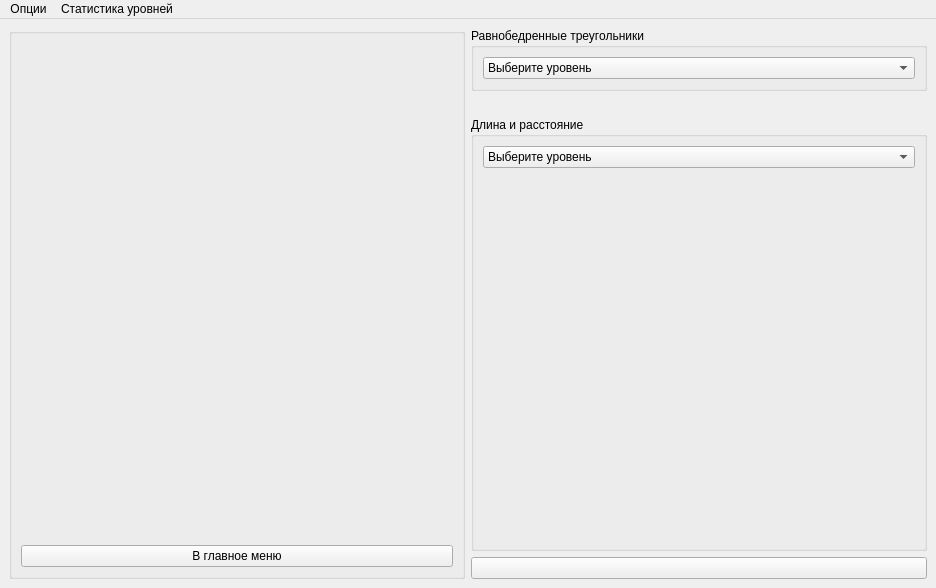
This is ui/Matrix.ui in unitedtimur/unigame as Qt 5 draws it before an edit. The edited form follows.
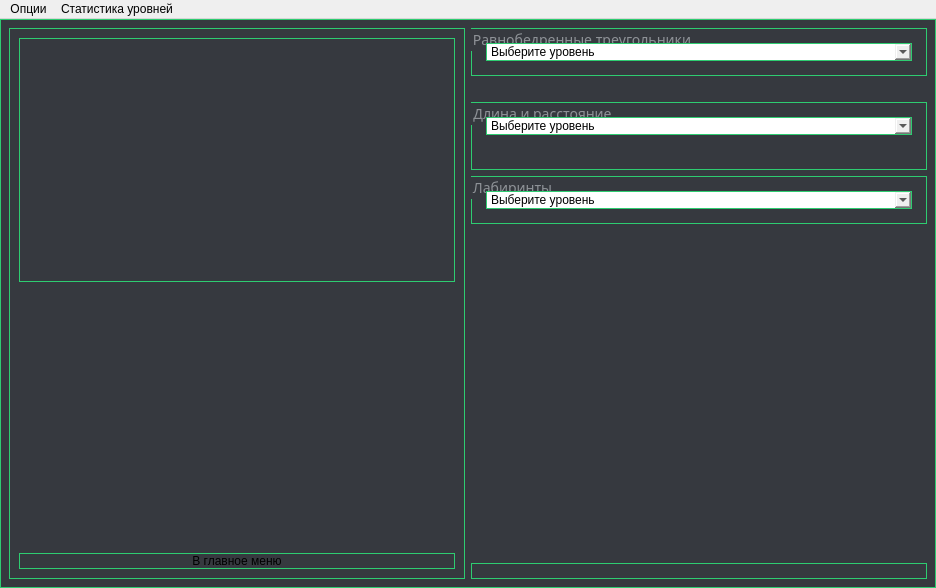
This is the edited form.

```diff
--- a/ui/Matrix.ui
+++ b/ui/Matrix.ui
@@ -14,7 +14,7 @@
    <string>MainWindow</string>
   </property>
   <property name="styleSheet">
-   <string notr="true"/>
+   <string notr="true">QMainWindow{ background: #36393f; }</string>
   </property>
   <widget class="QWidget" name="centralwidget">
    <property name="minimumSize">
@@ -23,6 +23,11 @@
      <height>429</height>
     </size>
    </property>
+   <property name="styleSheet">
+    <string notr="true">QWidget { 
+    border: 1px solid #2ecc71; 
+}</string>
+   </property>
    <layout class="QHBoxLayout" name="horizontalLayout">
     <item>
      <layout class="QVBoxLayout" name="verticalLayout">
@@ -55,6 +60,9 @@
            </property>
            <item alignment="Qt::AlignHCenter">
             <widget class="QLabel" name="tooltip">
+             <property name="styleSheet">
+              <string notr="true">QLabel { color: #ffffff; font: 20px PerfoC; border: clear; }</string>
+             </property>
              <property name="text">
               <string/>
              </property>
@@ -136,7 +144,12 @@
       <item>
        <widget class="QGroupBox" name="triangleGroupBox">
         <property name="styleSheet">
-         <string notr="true"/>
+         <string notr="true">QGroupBox { 
+color: #8e9297; 
+border: 1px solid #2ecc71; 
+font: 14px PerfoC; 
+padding: 5px; 
+}</string>
         </property>
         <property name="title">
          <string>Равнобедренные треугольники</string>
@@ -191,7 +204,12 @@
       <item>
        <widget class="QGroupBox" name="lengthAndDistanceGroupBox">
         <property name="styleSheet">
-         <string notr="true"/>
+         <string notr="true">QGroupBox { 
+color: #8e9297; 
+border: 1px solid #2ecc71; 
+font: 14px PerfoC; 
+padding: 5px; 
+}</string>
         </property>
         <property name="title">
          <string>Длина и расстояние</string>
@@ -222,14 +240,17 @@
           </widget>
          </item>
          <item>
-          <spacer name="verticalSpacer_5">
+          <spacer name="verticalSpacer_6">
            <property name="orientation">
             <enum>Qt::Vertical</enum>
            </property>
+           <property name="sizeType">
+            <enum>QSizePolicy::Fixed</enum>
+           </property>
            <property name="sizeHint" stdset="0">
             <size>
              <width>20</width>
-             <height>40</height>
+             <height>20</height>
             </size>
            </property>
           </spacer>
@@ -237,6 +258,60 @@
         </layout>
        </widget>
       </item>
+      <item>
+       <widget class="QGroupBox" name="verticalGroupBox">
+        <property name="styleSheet">
+         <string notr="true">QGroupBox { 
+color: #8e9297; 
+border: 1px solid #2ecc71; 
+font: 14px PerfoC; 
+padding: 5px; 
+}</string>
+        </property>
+        <property name="title">
+         <string>Лабиринты</string>
+        </property>
+        <layout class="QVBoxLayout" name="labirintsGroupBox">
+         <item>
+          <widget class="QComboBox" name="levelLabirintsComboBox">
+           <item>
+            <property name="text">
+             <string>Выберите уровень</string>
+            </property>
+           </item>
+           <item>
+            <property name="text">
+             <string>Уровень 1</string>
+            </property>
+           </item>
+           <item>
+            <property name="text">
+             <string>Уровень 2</string>
+            </property>
+           </item>
+           <item>
+            <property name="text">
+             <string>Уровень 3</string>
+            </property>
+           </item>
+          </widget>
+         </item>
+        </layout>
+       </widget>
+      </item>
+      <item>
+       <spacer name="verticalSpacer_5">
+        <property name="orientation">
+         <enum>Qt::Vertical</enum>
+        </property>
+        <property name="sizeHint" stdset="0">
+         <size>
+          <width>20</width>
+          <height>40</height>
+         </size>
+        </property>
+       </spacer>
+      </item>
       <item>
        <widget class="QPushButton" name="levelButton">
         <property name="text">
```
Left out of the diff: 2 changed lines with no effect on the pictures.
